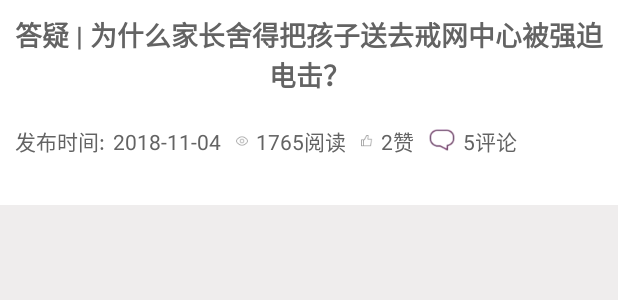
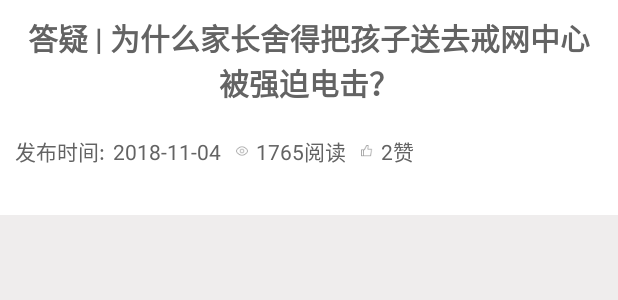
Before and after one commit to dcxiaolou/InnerVoice, an Android app: the layout activity_show_article_and_common.xml on its own in the app's theme, with its tools: preview values and no code run, on a phone screen of 412 x 824 dp. Shown: the top 300 px of the screen. Run offline under Robolectric (Android 15) with nearby library versions, the phone set to English and light mode, and no system bars; plain views replace HtmlTextView.

Commit message:
对界面进行改进及优化

```diff
--- a/app/src/main/res/layout/activity_course_introduce.xml
+++ b/app/src/main/res/layout/activity_course_introduce.xml
@@ -9,7 +9,6 @@
     <com.android.dcxiaolou.innervoice.defineUI.ProportionImageView
         android:id="@+id/cover_image"
         android:layout_width="match_parent"
-        android:layout_margin="3dp"
         android:layout_height="0dp"
         dc:heightProportion="9"
         dc:widthProportion="16" />
--- a/app/src/main/res/layout/activity_show_article_and_common.xml
+++ b/app/src/main/res/layout/activity_show_article_and_common.xml
@@ -1,4 +1,7 @@
 <?xml version="1.0" encoding="utf-8"?>
+
+<!--阅读模块详情页（包括文章内容和评论）-->
+
 <ScrollView xmlns:android="http://schemas.android.com/apk/res/android"
     android:layout_width="match_parent"
     android:layout_height="match_parent"
@@ -22,21 +25,20 @@
                 android:layout_marginLeft="10dp"
                 android:layout_marginRight="10dp"
                 android:layout_marginTop="10dp"
+                android:layout_marginBottom="10dp"
                 android:ellipsize="end"
                 android:gravity="center"
                 android:maxLines="2"
                 android:text="答疑 | 为什么家长舍得把孩子送去戒网中心被强迫电击？"
                 android:textColor="@color/default_text_color"
-                android:textSize="18sp"
+                android:textSize="20sp"
                 android:textStyle="bold" />
 
-            <android.support.v7.widget.RecyclerView
+            <LinearLayout
                 android:id="@+id/article_tag"
-                android:layout_width="match_parent"
-                android:layout_height="wrap_content"
-                android:layout_marginLeft="10dp"
-                android:layout_marginRight="10dp"
-                android:layout_marginTop="10dp" />
+                android:orientation="horizontal"
+                android:layout_width="wrap_content"
+                android:layout_height="wrap_content"/>
 
             <LinearLayout
                 android:layout_width="match_parent"
@@ -83,16 +85,6 @@
                     android:text="2赞"
                     android:textColor="@color/default_text_color" />
 
-                <TextView
-                    android:id="@+id/article_common_num"
-                    android:layout_width="wrap_content"
-                    android:layout_height="wrap_content"
-                    android:drawableLeft="@drawable/reply"
-                    android:drawablePadding="5dp"
-                    android:paddingLeft="10dp"
-                    android:text="5评论"
-                    android:textColor="@color/default_text_color" />
-
             </LinearLayout>
 
             <org.sufficientlysecure.htmltextview.HtmlTextView
```
Also changed, not shown: app/src/main/java/com/android/dcxiaolou/innervoice/CoursePlay.java (+14 -12 lines), app/src/main/java/com/android/dcxiaolou/innervoice/ShowArticleAndCommon.java (+39 -3 lines), app/src/main/res/drawable/article_tag_bg.xml (added, +16 -0 lines), app/src/main/res/layout/course_play.xml (deleted, +0 -8 lines).
